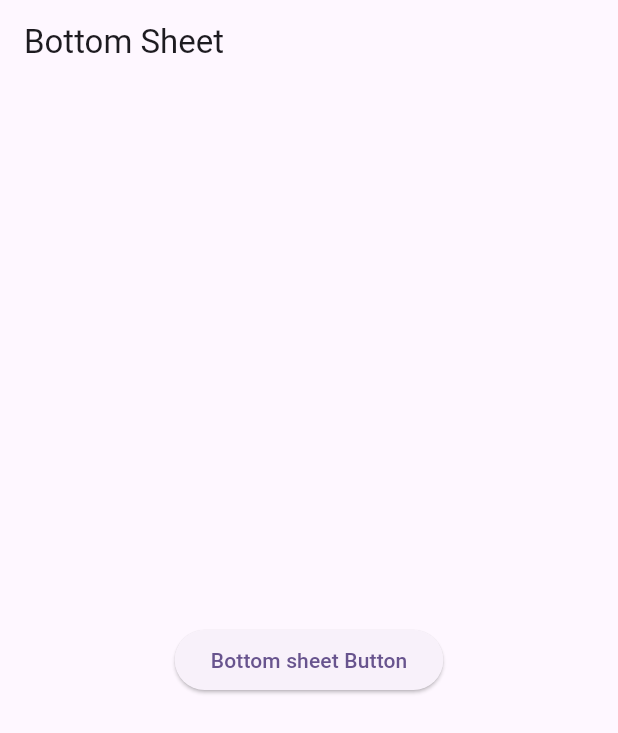
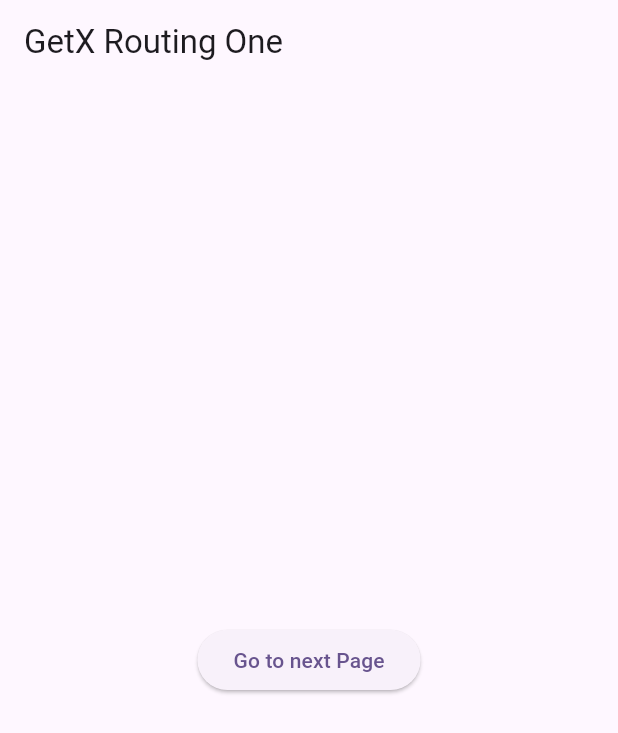
Before and after one commit to golamsarwer97/learning_getx, a Flutter app: the screen it shows after launch, on a phone screen of 412 x 824 dp. Shown: the top 733 px of the screen. Run offline on Flutter 3.47's test engine with Material 2 defaults, Android fonts, the phone set to English and light mode, and no system bars; our stand-ins replace get.

Commit message:
created for routing in getx

```diff
--- a/lib/main.dart
+++ b/lib/main.dart
@@ -3,6 +3,7 @@ import 'package:get/get.dart';
 
 import './screens/dialog_box.dart';
 import './screens/bottom_sheet.dart';
+import './screens/route_page1.dart';
 
 void main() {
   runApp(const MyApp());
@@ -22,7 +23,8 @@ class MyApp extends StatelessWidget {
         colorScheme: ColorScheme.fromSeed(seedColor: Colors.deepPurple),
         useMaterial3: true,
       ),
-      home: const BottomSheetGetx(),
+      // home: const BottomSheetGetx(),
+      home: const RoutePageOne(),
     );
   }
 }
--- /dev/null
+++ b/lib/screens/route_page1.dart
@@ -0,0 +1,25 @@
+import 'package:flutter/material.dart';
+import 'package:get/get.dart';
+
+import './route_page2.dart';
+
+class RoutePageOne extends StatelessWidget {
+  const RoutePageOne({super.key});
+
+  @override
+  Widget build(BuildContext context) {
+    return Scaffold(
+      appBar: AppBar(
+        title: const Text('GetX Routing One'),
+      ),
+      body: Center(
+        child: ElevatedButton(
+          onPressed: () {
+            Get.to(const RoutePageSecond());
+          },
+          child: const Text('Go to next Page'),
+        ),
+      ),
+    );
+  }
+}
```
Also changed, not shown: lib/screens/route_page2.dart (added, +23 -0 lines).
